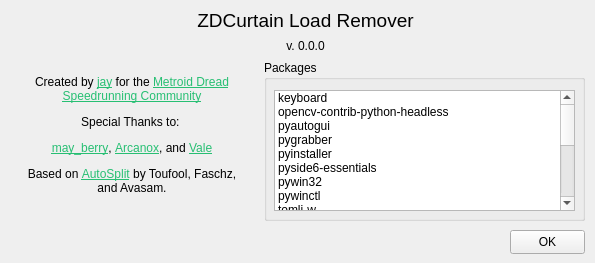
Qt form res/about.ui (goth-uhaul/zdcurtain) before a commit.
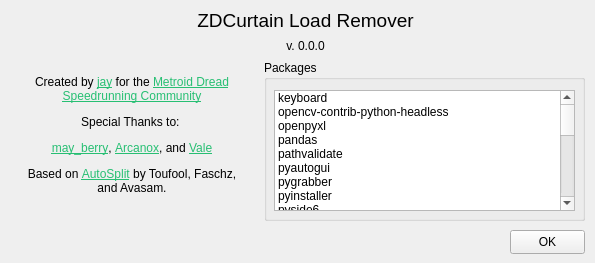
The same form after that commit.

The edit to the form file:
```diff
--- a/res/about.ui
+++ b/res/about.ui
@@ -148,6 +148,21 @@
       <string>opencv-contrib-python-headless</string>
      </property>
     </item>
+    <item>
+     <property name="text">
+      <string>openpyxl</string>
+     </property>
+    </item>
+    <item>
+     <property name="text">
+      <string>pandas</string>
+     </property>
+    </item>
+    <item>
+     <property name="text">
+      <string>pathvalidate</string>
+     </property>
+    </item>
     <item>
      <property name="text">
       <string>pyautogui</string>
@@ -165,7 +180,12 @@
     </item>
     <item>
      <property name="text">
-      <string>pyside6-essentials</string>
+      <string>pyside6</string>
+     </property>
+    </item>
+    <item>
+     <property name="text">
+      <string>python-dateutil</string>
      </property>
     </item>
     <item>
@@ -178,6 +198,16 @@
       <string>pywinctl</string>
      </property>
     </item>
+    <item>
+     <property name="text">
+      <string>ruff</string>
+     </property>
+    </item>
+    <item>
+     <property name="text">
+      <string>scikit-image</string>
+     </property>
+    </item>
     <item>
      <property name="text">
       <string>tomli-w</string>
```
